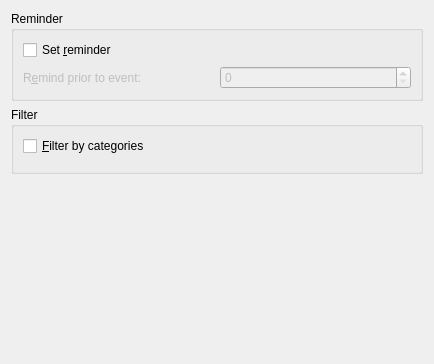
This is resources/birthdays/configdialog.ui in KDE/kdepim-runtime as Qt 5 draws it before an edit. The edited form follows.
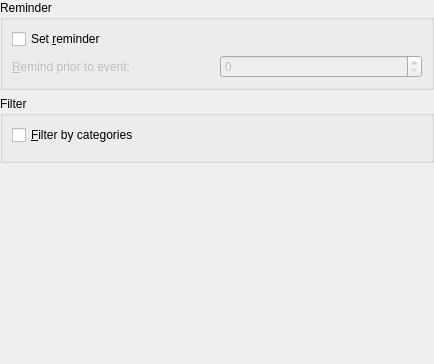
This is the edited form. Custom widgets are drawn as their Qt base class.

Commit message: Remove double margin

```diff
--- a/resources/birthdays/configdialog.ui
+++ b/resources/birthdays/configdialog.ui
@@ -9,7 +9,19 @@
     <height>364</height>
    </rect>
   </property>
-  <layout class="QVBoxLayout" name="verticalLayout_2" >
+  <layout class="QVBoxLayout" name="verticalLayout_2">
+   <property name="leftMargin">
+    <number>0</number>
+   </property>
+   <property name="topMargin">
+    <number>0</number>
+   </property>
+   <property name="rightMargin">
+    <number>0</number>
+   </property>
+   <property name="bottomMargin">
+    <number>0</number>
+   </property>
    <item>
     <widget class="QGroupBox" name="groupBox" >
      <property name="title" >
@@ -31,8 +43,8 @@
         <property name="enabled" >
          <bool>false</bool>
         </property>
-        <property name="text" >
-         <string>R&amp;emind prior to event:</string>
+        <property name="text">
+         <string>&amp;Remind prior to event:</string>
         </property>
         <property name="buddy" >
          <cstring>kcfg_AlarmDays</cstring>
```
Left out of the diff: 73 changed lines with no effect on the pictures. The commit also changes 6 other files.
